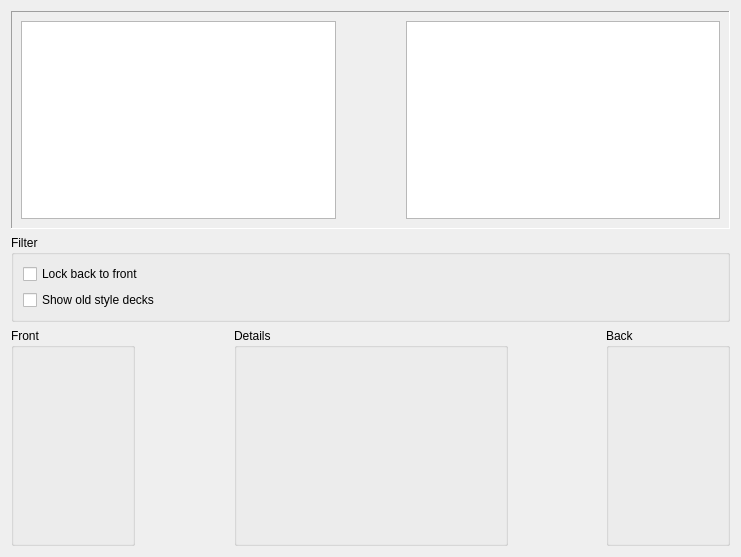
First picture: the form in libkdegames/kgamecardselector.ui, repository jsj2008/kdegames, before the edit.
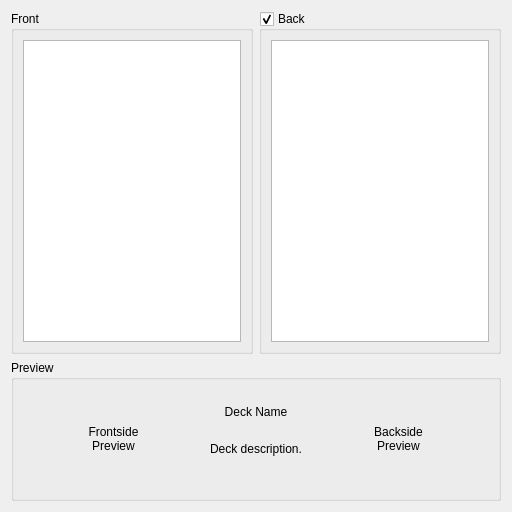
Second picture: the form after the edit.

Commit message: Improvements the card selection dialog. - Removed the "Show old style decks" options as all decks have now been converted to SVG. - Cleaned up the UI considerably.

The edit to the form file:
```diff
--- a/libkdegames/kgamecardselector.ui
+++ b/libkdegames/kgamecardselector.ui
@@ -5,8 +5,8 @@
    <rect>
     <x>0</x>
     <y>0</y>
-    <width>741</width>
-    <height>557</height>
+    <width>512</width>
+    <height>512</height>
    </rect>
   </property>
   <property name="sizePolicy" >
@@ -15,41 +15,23 @@
     <verstretch>0</verstretch>
    </sizepolicy>
   </property>
-  <property name="minimumSize" >
-   <size>
-    <width>620</width>
-    <height>520</height>
-   </size>
-  </property>
-  <property name="maximumSize" >
-   <size>
-    <width>1024</width>
-    <height>800</height>
-   </size>
-  </property>
-  <layout class="QVBoxLayout" >
-   <item>
-    <widget class="QFrame" name="frame_3" >
-     <property name="frameShape" >
-      <enum>QFrame::Panel</enum>
+  <layout class="QGridLayout" name="gridLayout_2" >
+   <item row="0" column="0" >
+    <widget class="QGroupBox" name="frontGroupBox" >
+     <property name="title" >
+      <string comment="Front side of a card" >Front</string>
      </property>
-     <property name="frameShadow" >
-      <enum>QFrame::Sunken</enum>
-     </property>
-     <layout class="QGridLayout" >
-      <item row="0" column="0" >
+     <layout class="QVBoxLayout" name="verticalLayout_3" >
+      <item>
        <widget class="QListWidget" name="frontList" >
-        <property name="sizePolicy" >
-         <sizepolicy vsizetype="Expanding" hsizetype="Expanding" >
-          <horstretch>1</horstretch>
-          <verstretch>0</verstretch>
-         </sizepolicy>
+        <property name="showDropIndicator" stdset="0" >
+         <bool>false</bool>
         </property>
-        <property name="minimumSize" >
-         <size>
-          <width>0</width>
-          <height>0</height>
-         </size>
+        <property name="alternatingRowColors" >
+         <bool>true</bool>
+        </property>
+        <property name="verticalScrollMode" >
+         <enum>QAbstractItemView::ScrollPerPixel</enum>
         </property>
         <property name="resizeMode" >
          <enum>QListView::Adjust</enum>
@@ -57,40 +39,27 @@
         <property name="spacing" >
          <number>3</number>
         </property>
-        <property name="viewMode" >
-         <enum>QListView::ListMode</enum>
-        </property>
-        <property name="uniformItemSizes" >
-         <bool>false</bool>
-        </property>
        </widget>
       </item>
-      <item row="0" column="1" >
-       <spacer>
-        <property name="orientation" >
-         <enum>Qt::Horizontal</enum>
-        </property>
-        <property name="sizeHint" stdset="0" >
-         <size>
-          <width>64</width>
-          <height>62</height>
-         </size>
-        </property>
-       </spacer>
-      </item>
-      <item row="0" column="2" >
+     </layout>
+    </widget>
+   </item>
+   <item row="0" column="1" >
+    <widget class="QGroupBox" name="backGroupBox" >
+     <property name="title" >
+      <string comment="Back side of a card" >Back</string>
+     </property>
+     <property name="checkable" >
+      <bool>true</bool>
+     </property>
+     <layout class="QVBoxLayout" name="verticalLayout_4" >
+      <item>
        <widget class="QListWidget" name="backList" >
-        <property name="sizePolicy" >
-         <sizepolicy vsizetype="Expanding" hsizetype="Expanding" >
-          <horstretch>1</horstretch>
-          <verstretch>0</verstretch>
-         </sizepolicy>
+        <property name="alternatingRowColors" >
+         <bool>true</bool>
         </property>
-        <property name="minimumSize" >
-         <size>
-          <width>0</width>
-          <height>0</height>
-         </size>
+        <property name="verticalScrollMode" >
+         <enum>QAbstractItemView::ScrollPerPixel</enum>
         </property>
         <property name="resizeMode" >
          <enum>QListView::Adjust</enum>
@@ -98,218 +67,104 @@
         <property name="spacing" >
          <number>3</number>
         </property>
-        <property name="viewMode" >
-         <enum>QListView::ListMode</enum>
-        </property>
        </widget>
       </item>
      </layout>
     </widget>
    </item>
-   <item>
-    <widget class="QGroupBox" name="groupBox_4" >
-     <property name="sizePolicy" >
-      <sizepolicy vsizetype="Preferred" hsizetype="Expanding" >
-       <horstretch>0</horstretch>
-       <verstretch>0</verstretch>
-      </sizepolicy>
-     </property>
+   <item row="1" column="0" colspan="2" >
+    <widget class="QGroupBox" name="groupBox" >
      <property name="title" >
-      <string>Filter</string>
+      <string>Preview</string>
      </property>
-     <layout class="QVBoxLayout" name="verticalLayout" >
-      <item>
-       <widget class="QCheckBox" name="checkBoxLock" >
+     <layout class="QGridLayout" name="gridLayout" >
+      <item rowspan="2" row="0" column="0" >
+       <widget class="QLabel" name="frontPreview" >
+        <property name="sizePolicy" >
+         <sizepolicy vsizetype="Preferred" hsizetype="Preferred" >
+          <horstretch>1</horstretch>
+          <verstretch>0</verstretch>
+         </sizepolicy>
+        </property>
+        <property name="minimumSize" >
+         <size>
+          <width>100</width>
+          <height>100</height>
+         </size>
+        </property>
+        <property name="frameShape" >
+         <enum>QFrame::NoFrame</enum>
+        </property>
         <property name="text" >
-         <string comment="back and front refer to the sides of a card" >Lock back to front</string>
+         <string>Frontside
+Preview</string>
         </property>
+        <property name="scaledContents" >
+         <bool>false</bool>
+        </property>
+        <property name="alignment" >
+         <set>Qt::AlignCenter</set>
+        </property>
        </widget>
       </item>
-      <item>
-       <widget class="QCheckBox" name="checkBoxPNG" >
+      <item row="0" column="1" >
+       <widget class="QLabel" name="cardName" >
         <property name="text" >
-         <string>Show old style decks</string>
+         <string>Deck Name</string>
+        </property>
+        <property name="textFormat" >
+         <enum>Qt::RichText</enum>
+        </property>
+        <property name="alignment" >
+         <set>Qt::AlignCenter</set>
+        </property>
+       </widget>
+      </item>
+      <item rowspan="2" row="0" column="2" >
+       <widget class="QLabel" name="backPreview" >
+        <property name="sizePolicy" >
+         <sizepolicy vsizetype="Preferred" hsizetype="Preferred" >
+          <horstretch>1</horstretch>
+          <verstretch>0</verstretch>
+         </sizepolicy>
+        </property>
+        <property name="minimumSize" >
+         <size>
+          <width>100</width>
+          <height>100</height>
+         </size>
+        </property>
+        <property name="text" >
+         <string>Backside
+Preview</string>
+        </property>
+        <property name="alignment" >
+         <set>Qt::AlignCenter</set>
+        </property>
+       </widget>
+      </item>
+      <item row="1" column="1" >
+       <widget class="QLabel" name="cardDescription" >
+        <property name="sizePolicy" >
+         <sizepolicy vsizetype="Preferred" hsizetype="Preferred" >
+          <horstretch>0</horstretch>
+          <verstretch>0</verstretch>
+         </sizepolicy>
+        </property>
+        <property name="text" >
+         <string>Deck description.</string>
+        </property>
+        <property name="alignment" >
+         <set>Qt::AlignLeading|Qt::AlignLeft|Qt::AlignTop</set>
+        </property>
+        <property name="wordWrap" >
+         <bool>true</bool>
         </property>
        </widget>
       </item>
      </layout>
     </widget>
    </item>
-   <item>
-    <layout class="QHBoxLayout" >
-     <item>
-      <widget class="QGroupBox" name="groupBox_2" >
-       <property name="title" >
-        <string comment="Front side of a card" >Front</string>
-       </property>
-       <layout class="QVBoxLayout" >
-        <item>
-         <widget class="QLabel" name="frontPreview" >
-          <property name="sizePolicy" >
-           <sizepolicy vsizetype="Preferred" hsizetype="Preferred" >
-            <horstretch>0</horstretch>
-            <verstretch>0</verstretch>
-           </sizepolicy>
-          </property>
-          <property name="minimumSize" >
-           <size>
-            <width>100</width>
-            <height>120</height>
-           </size>
-          </property>
-         </widget>
-        </item>
-        <item>
-         <spacer>
-          <property name="orientation" >
-           <enum>Qt::Vertical</enum>
-          </property>
-          <property name="sizeHint" stdset="0" >
-           <size>
-            <width>20</width>
-            <height>21</height>
-           </size>
-          </property>
-         </spacer>
-        </item>
-       </layout>
-      </widget>
-     </item>
-     <item>
-      <spacer>
-       <property name="orientation" >
-        <enum>Qt::Horizontal</enum>
-       </property>
-       <property name="sizeHint" stdset="0" >
-        <size>
-         <width>16</width>
-         <height>20</height>
-        </size>
-       </property>
-      </spacer>
-     </item>
-     <item>
-      <widget class="QGroupBox" name="groupBox" >
-       <property name="title" >
-        <string>Details</string>
-       </property>
-       <layout class="QVBoxLayout" >
-        <item>
-         <widget class="QLabel" name="cardName" >
-          <property name="sizePolicy" >
-           <sizepolicy vsizetype="Preferred" hsizetype="Preferred" >
-            <horstretch>1</horstretch>
-            <verstretch>0</verstretch>
-           </sizepolicy>
-          </property>
-          <property name="minimumSize" >
-           <size>
-            <width>250</width>
-            <height>10</height>
-           </size>
-          </property>
-          <property name="text" >
-           <string/>
-          </property>
-          <property name="textFormat" >
-           <enum>Qt::RichText</enum>
-          </property>
-         </widget>
-        </item>
-        <item>
-         <widget class="QLabel" name="cardDescription" >
-          <property name="sizePolicy" >
-           <sizepolicy vsizetype="Maximum" hsizetype="Maximum" >
-            <horstretch>1</horstretch>
-            <verstretch>1</verstretch>
-           </sizepolicy>
-          </property>
-          <property name="minimumSize" >
-           <size>
-            <width>250</width>
-            <height>100</height>
-           </size>
-          </property>
-          <property name="text" >
-           <string/>
-          </property>
-          <property name="alignment" >
-           <set>Qt::AlignLeading|Qt::AlignLeft|Qt::AlignTop</set>
-          </property>
-          <property name="wordWrap" >
-           <bool>true</bool>
-          </property>
-         </widget>
-        </item>
-        <item>
-         <spacer>
-          <property name="orientation" >
-           <enum>Qt::Vertical</enum>
-          </property>
-          <property name="sizeHint" stdset="0" >
-           <size>
-            <width>20</width>
-            <height>20</height>
-           </size>
-          </property>
-         </spacer>
-        </item>
-       </layout>
-      </widget>
-     </item>
-     <item>
-      <spacer>
-       <property name="orientation" >
-        <enum>Qt::Horizontal</enum>
-       </property>
-       <property name="sizeHint" stdset="0" >
-        <size>
-         <width>16</width>
-         <height>20</height>
-        </size>
-       </property>
-      </spacer>
-     </item>
-     <item>
-      <widget class="QGroupBox" name="groupBox_3" >
-       <property name="title" >
-        <string comment="Back side of a card" >Back</string>
-       </property>
-       <layout class="QVBoxLayout" >
-        <item>
-         <widget class="QLabel" name="backPreview" >
-          <property name="sizePolicy" >
-           <sizepolicy vsizetype="Preferred" hsizetype="Preferred" >
-            <horstretch>0</horstretch>
-            <verstretch>0</verstretch>
-           </sizepolicy>
-          </property>
-          <property name="minimumSize" >
-           <size>
-            <width>100</width>
-            <height>120</height>
-           </size>
-          </property>
-         </widget>
-        </item>
-        <item>
-         <spacer>
-          <property name="orientation" >
-           <enum>Qt::Vertical</enum>
-          </property>
-          <property name="sizeHint" stdset="0" >
-           <size>
-            <width>20</width>
-            <height>21</height>
-           </size>
-          </property>
-         </spacer>
-        </item>
-       </layout>
-      </widget>
-     </item>
-    </layout>
-   </item>
   </layout>
  </widget>
  <resources/>
```
Left out of the diff: 4 changed lines with no effect on the pictures. The commit also changes 2 other files.
